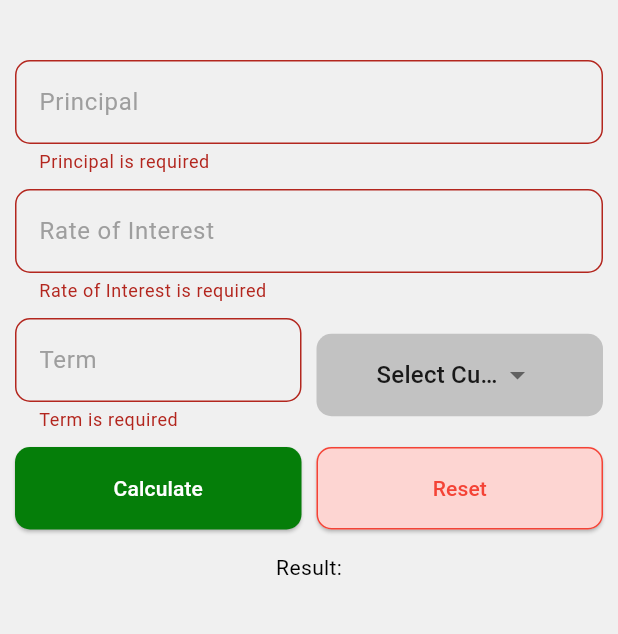
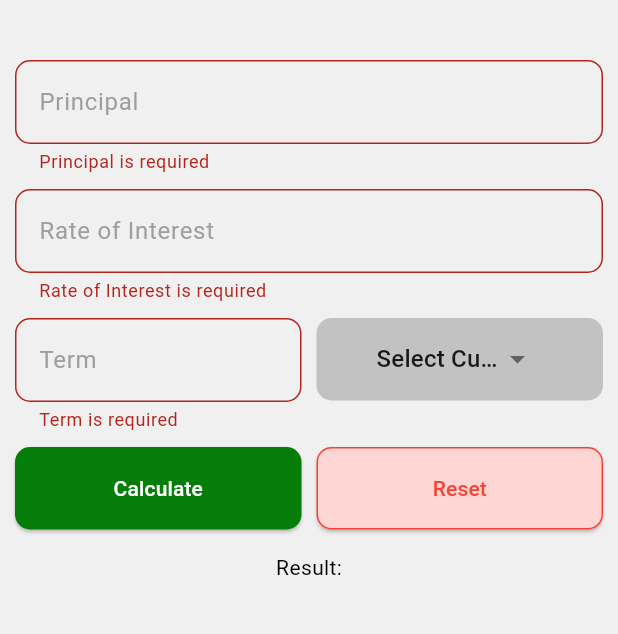
Before and after one commit to HarryMolla/Interest-Calculator-App, a Flutter app: the screen it shows after launch, after a tap on "Calculate", on a phone screen of 412 x 824 dp, the part 399-1033 px from its top. Run offline on Flutter 3.47's test engine with Material 3 defaults, Android fonts, the phone set to English and light mode, and no system bars.

Commit message:
Fix layout issue with TextField and DropdownButton alignment Used CrossAxisAlignment.start and Applied Expanded to TextField

```diff
--- a/lib/main.dart
+++ b/lib/main.dart
@@ -1,7 +1,4 @@
-import 'package:flutter/cupertino.dart';
 import 'package:flutter/material.dart';
-import 'package:flutter/services.dart';
-import 'package:flutter/widgets.dart';
 
 void main() {
   runApp(const MaterialApp(
@@ -172,6 +169,7 @@ class _harryCurrencyState extends State<harryCurrency> {
                   ),
                   Center(
                     child: Row(
+                      crossAxisAlignment: CrossAxisAlignment.start,
                       children: [
                         Expanded(
                           flex: 1,
```
